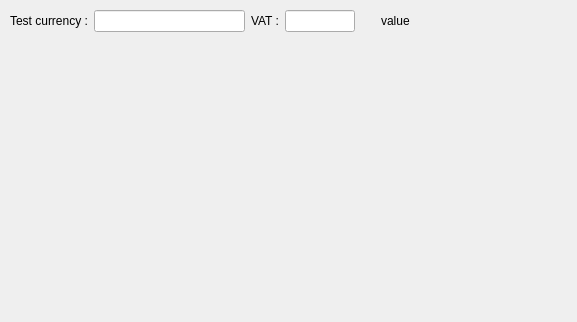
tbikfalvi/Belenus, file client/cdlgtest.ui: the form before one commit.
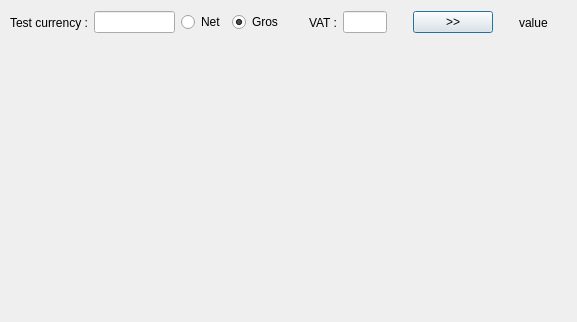
The form after the commit.

What changed in the file:
```diff
--- a/client/cdlgtest.ui
+++ b/client/cdlgtest.ui
@@ -13,13 +13,13 @@
   <property name="windowTitle">
    <string>Dialog</string>
   </property>
-  <widget class="QWidget" name="">
+  <widget class="QWidget" name="layoutWidget">
    <property name="geometry">
     <rect>
      <x>10</x>
      <y>10</y>
      <width>551</width>
-     <height>22</height>
+     <height>25</height>
     </rect>
    </property>
    <layout class="QHBoxLayout" name="horizontalLayout">
@@ -31,7 +31,43 @@
      </widget>
     </item>
     <item>
-     <widget class="QLineEdit" name="lineEdit"/>
+     <widget class="QLineEdit" name="ledCurrencyValue"/>
+    </item>
+    <item>
+     <widget class="QRadioButton" name="rbNet">
+      <property name="text">
+       <string>Net</string>
+      </property>
+      <property name="checked">
+       <bool>false</bool>
+      </property>
+     </widget>
+    </item>
+    <item>
+     <widget class="QRadioButton" name="rbGros">
+      <property name="text">
+       <string>Gros</string>
+      </property>
+      <property name="checked">
+       <bool>true</bool>
+      </property>
+     </widget>
+    </item>
+    <item>
+     <spacer name="horizontalSpacer_3">
+      <property name="orientation">
+       <enum>Qt::Horizontal</enum>
+      </property>
+      <property name="sizeType">
+       <enum>QSizePolicy::Fixed</enum>
+      </property>
+      <property name="sizeHint" stdset="0">
+       <size>
+        <width>20</width>
+        <height>20</height>
+       </size>
+      </property>
+     </spacer>
     </item>
     <item>
      <widget class="QLabel" name="lblVat">
@@ -50,6 +86,29 @@
       </property>
      </widget>
     </item>
+    <item>
+     <spacer name="horizontalSpacer_4">
+      <property name="orientation">
+       <enum>Qt::Horizontal</enum>
+      </property>
+      <property name="sizeType">
+       <enum>QSizePolicy::Fixed</enum>
+      </property>
+      <property name="sizeHint" stdset="0">
+       <size>
+        <width>20</width>
+        <height>20</height>
+       </size>
+      </property>
+     </spacer>
+    </item>
+    <item>
+     <widget class="QPushButton" name="pbCalculate">
+      <property name="text">
+       <string>&gt;&gt;</string>
+      </property>
+     </widget>
+    </item>
     <item>
      <spacer name="horizontalSpacer">
       <property name="orientation">
```
